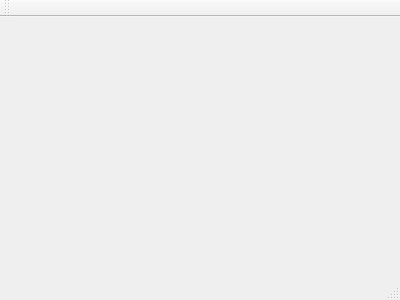
InpErros/GraphYte-2D-Graphics, file ExampleProjectShapes/mainwindow.ui: the form before one commit.
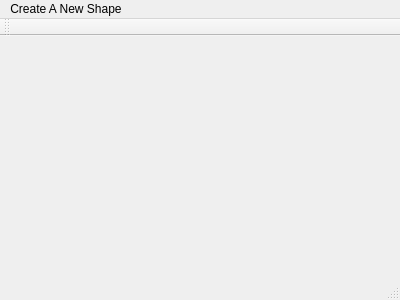
The form after the commit.

The edit to the form file:
```diff
--- a/ExampleProjectShapes/mainwindow.ui
+++ b/ExampleProjectShapes/mainwindow.ui
@@ -12,13 +12,40 @@
   <property name="windowTitle" >
    <string>MainWindow</string>
   </property>
-  <widget class="QMenuBar" name="menuBar" />
-  <widget class="QToolBar" name="mainToolBar" />
-  <widget class="QWidget" name="centralWidget" />
-  <widget class="QStatusBar" name="statusBar" />
+  <widget class="QWidget" name="centralWidget"/>
+  <widget class="QMenuBar" name="menuBar">
+   <property name="geometry">
+    <rect>
+     <x>0</x>
+     <y>0</y>
+     <width>400</width>
+     <height>17</height>
+    </rect>
+   </property>
+   <widget class="QMenu" name="menuCreate_A_New_Shape">
+    <property name="title">
+     <string>Create A New Shape</string>
+    </property>
+    <addaction name="actionNew_Shape"/>
+   </widget>
+   <addaction name="menuCreate_A_New_Shape"/>
+  </widget>
+  <widget class="QToolBar" name="mainToolBar">
+   <attribute name="toolBarArea">
+    <enum>TopToolBarArea</enum>
+   </attribute>
+   <attribute name="toolBarBreak">
+    <bool>false</bool>
+   </attribute>
+  </widget>
+  <widget class="QStatusBar" name="statusBar"/>
+  <action name="actionNew_Shape">
+   <property name="text">
+    <string>New Shape</string>
+   </property>
+  </action>
  </widget>
- <layoutDefault spacing="6" margin="11" />
- <pixmapfunction></pixmapfunction>
+ <layoutdefault spacing="6" margin="11"/>
  <resources/>
  <connections/>
 </ui>
```
Left out of the diff: 7 changed lines with no effect on the pictures.
